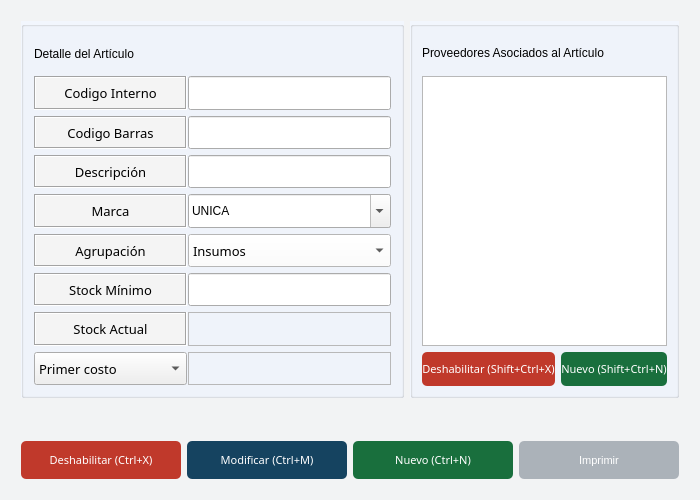
Old version of the form Vistas/gui/detalles/articulo_detalle.ui in the repository Lonaris/Corupel.
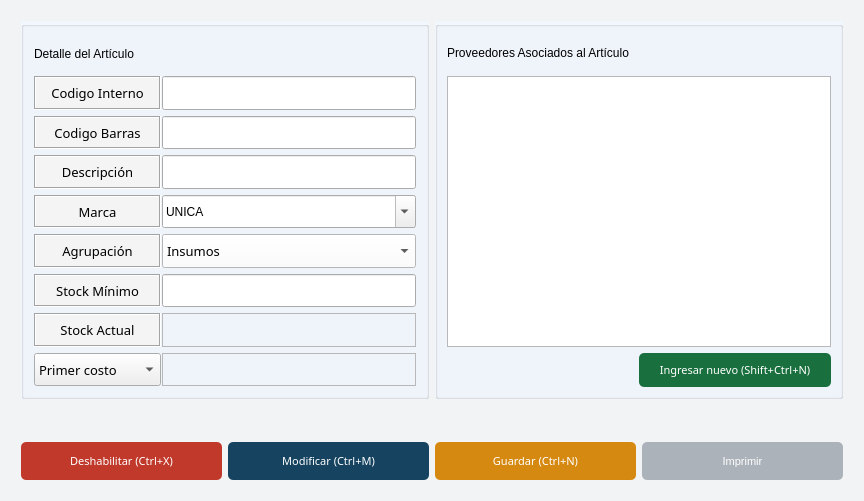
New version of the form. Icons and pictures are not drawn.

```diff
--- a/Vistas/gui/detalles/articulo_detalle.ui
+++ b/Vistas/gui/detalles/articulo_detalle.ui
@@ -6,8 +6,8 @@
    <rect>
     <x>0</x>
     <y>0</y>
-    <width>700</width>
-    <height>500</height>
+    <width>864</width>
+    <height>501</height>
    </rect>
   </property>
   <property name="sizePolicy">
@@ -453,7 +453,7 @@
       <number>10</number>
      </property>
      <item>
-      <layout class="QHBoxLayout" name="layout_detalles" stretch="60,40">
+      <layout class="QHBoxLayout" name="layout_detalles" stretch="50,50">
        <item>
         <widget class="QGroupBox" name="box_articulo">
          <property name="font">
@@ -478,7 +478,7 @@
          <property name="flat">
           <bool>false</bool>
          </property>
-         <layout class="QGridLayout" name="gl" columnstretch="3,4">
+         <layout class="QGridLayout" name="gl" columnstretch="30,70">
           <property name="leftMargin">
            <number>10</number>
           </property>
@@ -1084,462 +1084,17 @@
           <item>
            <layout class="QHBoxLayout" name="layout_prov_botones">
             <item>
-             <widget class="QPushButton" name="btn_deshabilitar_prov">
-              <property name="sizePolicy">
-               <sizepolicy hsizetype="Expanding" vsizetype="Expanding">
-                <horstretch>0</horstretch>
-                <verstretch>0</verstretch>
-               </sizepolicy>
+             <spacer name="horizontalSpacer_2">
+              <property name="orientation">
+               <enum>Qt::Horizontal</enum>
               </property>
-              <property name="palette">
-               <palette>
-                <active>
-                 <colorrole role="WindowText">
-                  <brush brushstyle="SolidPattern">
-                   <color alpha="255">
-                    <red>255</red>
-                    <green>255</green>
-                    <blue>255</blue>
-                   </color>
-                  </brush>
-                 </colorrole>
-                 <colorrole role="Button">
-                  <brush brushstyle="SolidPattern">
-                   <color alpha="255">
-                    <red>192</red>
-                    <green>57</green>
-                    <blue>43</blue>
-                   </color>
-                  </brush>
-                 </colorrole>
-                 <colorrole role="Light">
-                  <brush brushstyle="SolidPattern">
-                   <color alpha="255">
-                    <red>127</red>
-                    <green>255</green>
-                    <blue>191</blue>
-                   </color>
-                  </brush>
-                 </colorrole>
-                 <colorrole role="Midlight">
-                  <brush brushstyle="SolidPattern">
-                   <color alpha="255">
-                    <red>106</red>
-                    <green>212</green>
-                    <blue>159</blue>
-                   </color>
-                  </brush>
-                 </colorrole>
-                 <colorrole role="Dark">
-                  <brush brushstyle="SolidPattern">
-                   <color alpha="255">
-                    <red>42</red>
-                    <green>85</green>
-                    <blue>63</blue>
-                   </color>
-                  </brush>
-                 </colorrole>
-                 <colorrole role="Mid">
-                  <brush brushstyle="SolidPattern">
-                   <color alpha="255">
-                    <red>56</red>
-                    <green>113</green>
-                    <blue>84</blue>
-                   </color>
-                  </brush>
-                 </colorrole>
-                 <colorrole role="Text">
-                  <brush brushstyle="SolidPattern">
-                   <color alpha="255">
-                    <red>255</red>
-                    <green>255</green>
-                    <blue>255</blue>
-                   </color>
-                  </brush>
-                 </colorrole>
-                 <colorrole role="BrightText">
-                  <brush brushstyle="SolidPattern">
-                   <color alpha="255">
-                    <red>255</red>
-                    <green>255</green>
-                    <blue>255</blue>
-                   </color>
-                  </brush>
-                 </colorrole>
-                 <colorrole role="ButtonText">
-                  <brush brushstyle="SolidPattern">
-                   <color alpha="255">
-                    <red>255</red>
-                    <green>255</green>
-                    <blue>255</blue>
-                   </color>
-                  </brush>
-                 </colorrole>
-                 <colorrole role="Base">
-                  <brush brushstyle="SolidPattern">
-                   <color alpha="255">
-                    <red>192</red>
-                    <green>57</green>
-                    <blue>43</blue>
-                   </color>
-                  </brush>
-                 </colorrole>
-                 <colorrole role="Window">
-                  <brush brushstyle="SolidPattern">
-                   <color alpha="255">
-                    <red>192</red>
-                    <green>57</green>
-                    <blue>43</blue>
-                   </color>
-                  </brush>
-                 </colorrole>
-                 <colorrole role="Shadow">
-                  <brush brushstyle="SolidPattern">
-                   <color alpha="255">
-                    <red>0</red>
-                    <green>0</green>
-                    <blue>0</blue>
-                   </color>
-                  </brush>
-                 </colorrole>
-                 <colorrole role="AlternateBase">
-                  <brush brushstyle="SolidPattern">
-                   <color alpha="255">
-                    <red>170</red>
-                    <green>212</green>
-                    <blue>191</blue>
-                   </color>
-                  </brush>
-                 </colorrole>
-                 <colorrole role="ToolTipBase">
-                  <brush brushstyle="SolidPattern">
-                   <color alpha="255">
-                    <red>255</red>
-                    <green>255</green>
-                    <blue>220</blue>
-                   </color>
-                  </brush>
-                 </colorrole>
-                 <colorrole role="ToolTipText">
-                  <brush brushstyle="SolidPattern">
-                   <color alpha="255">
-                    <red>0</red>
-                    <green>0</green>
-                    <blue>0</blue>
-                   </color>
-                  </brush>
-                 </colorrole>
-                </active>
-                <inactive>
-                 <colorrole role="WindowText">
-                  <brush brushstyle="SolidPattern">
-                   <color alpha="255">
-                    <red>255</red>
-                    <green>255</green>
-                    <blue>255</blue>
-                   </color>
-                  </brush>
-                 </colorrole>
-                 <colorrole role="Button">
-                  <brush brushstyle="SolidPattern">
-                   <color alpha="255">
-                    <red>192</red>
-                    <green>57</green>
-                    <blue>43</blue>
-                   </color>
-                  </brush>
-                 </colorrole>
-                 <colorrole role="Light">
-                  <brush brushstyle="SolidPattern">
-                   <color alpha="255">
-                    <red>127</red>
-                    <green>255</green>
-                    <blue>191</blue>
-                   </color>
-                  </brush>
-                 </colorrole>
-                 <colorrole role="Midlight">
-                  <brush brushstyle="SolidPattern">
-                   <color alpha="255">
-                    <red>106</red>
-                    <green>212</green>
-                    <blue>159</blue>
-                   </color>
-                  </brush>
-                 </colorrole>
-                 <colorrole role="Dark">
-                  <brush brushstyle="SolidPattern">
-                   <color alpha="255">
-                    <red>42</red>
-                    <green>85</green>
-                    <blue>63</blue>
-                   </color>
-                  </brush>
-                 </colorrole>
-                 <colorrole role="Mid">
-                  <brush brushstyle="SolidPattern">
-                   <color alpha="255">
-                    <red>56</red>
-                    <green>113</green>
-                    <blue>84</blue>
-                   </color>
-                  </brush>
-                 </colorrole>
-                 <colorrole role="Text">
-                  <brush brushstyle="SolidPattern">
-                   <color alpha="255">
-                    <red>255</red>
-                    <green>255</green>
-                    <blue>255</blue>
-                   </color>
-                  </brush>
-                 </colorrole>
-                 <colorrole role="BrightText">
-                  <brush brushstyle="SolidPattern">
-                   <color alpha="255">
-                    <red>255</red>
-                    <green>255</green>
-                    <blue>255</blue>
-                   </color>
-                  </brush>
-                 </colorrole>
-                 <colorrole role="ButtonText">
-                  <brush brushstyle="SolidPattern">
-                   <color alpha="255">
-                    <red>255</red>
-                    <green>255</green>
-                    <blue>255</blue>
-                   </color>
-                  </brush>
-                 </colorrole>
-                 <colorrole role="Base">
-                  <brush brushstyle="SolidPattern">
-                   <color alpha="255">
-                    <red>192</red>
-                    <green>57</green>
-                    <blue>43</blue>
-                   </color>
-                  </brush>
-                 </colorrole>
-                 <colorrole role="Window">
-                  <brush brushstyle="SolidPattern">
-                   <color alpha="255">
-                    <red>192</red>
-                    <green>57</green>
-                    <blue>43</blue>
-                   </color>
-                  </brush>
-                 </colorrole>
-                 <colorrole role="Shadow">
-                  <brush brushstyle="SolidPattern">
-                   <color alpha="255">
-                    <red>0</red>
-                    <green>0</green>
-                    <blue>0</blue>
-                   </color>
-                  </brush>
-                 </colorrole>
-                 <colorrole role="AlternateBase">
-                  <brush brushstyle="SolidPattern">
-                   <color alpha="255">
-                    <red>170</red>
-                    <green>212</green>
-                    <blue>191</blue>
-                   </color>
-                  </brush>
-                 </colorrole>
-                 <colorrole role="ToolTipBase">
-                  <brush brushstyle="SolidPattern">
-                   <color alpha="255">
-                    <red>255</red>
-                    <green>255</green>
-                    <blue>220</blue>
-                   </color>
-                  </brush>
-                 </colorrole>
-                 <colorrole role="ToolTipText">
-                  <brush brushstyle="SolidPattern">
-                   <color alpha="255">
-                    <red>0</red>
-                    <green>0</green>
-                    <blue>0</blue>
-                   </color>
-                  </brush>
-                 </colorrole>
-                </inactive>
-                <disabled>
-                 <colorrole role="WindowText">
-                  <brush brushstyle="SolidPattern">
-                   <color alpha="255">
-                    <red>255</red>
-                    <green>255</green>
-                    <blue>255</blue>
-                   </color>
-                  </brush>
-                 </colorrole>
-                 <colorrole role="Button">
-                  <brush brushstyle="SolidPattern">
-                   <color alpha="255">
-                    <red>192</red>
-                    <green>57</green>
-                    <blue>43</blue>
-                   </color>
-                  </brush>
-                 </colorrole>
-                 <colorrole role="Light">
-                  <brush brushstyle="SolidPattern">
-                   <color alpha="255">
-                    <red>127</red>
-                    <green>255</green>
-                    <blue>191</blue>
-                   </color>
-                  </brush>
-                 </colorrole>
-                 <colorrole role="Midlight">
-                  <brush brushstyle="SolidPattern">
-                   <color alpha="255">
-                    <red>106</red>
-                    <green>212</green>
-                    <blue>159</blue>
-                   </color>
-                  </brush>
-                 </colorrole>
-                 <colorrole role="Dark">
-                  <brush brushstyle="SolidPattern">
-                   <color alpha="255">
-                    <red>42</red>
-                    <green>85</green>
-                    <blue>63</blue>
-                   </color>
-                  </brush>
-                 </colorrole>
-                 <colorrole role="Mid">
-                  <brush brushstyle="SolidPattern">
-                   <color alpha="255">
-                    <red>56</red>
-                    <green>113</green>
-                    <blue>84</blue>
-                   </color>
-                  </brush>
-                 </colorrole>
-                 <colorrole role="Text">
-                  <brush brushstyle="SolidPattern">
-                   <color alpha="255">
-                    <red>255</red>
-                    <green>255</green>
-                    <blue>255</blue>
-                   </color>
-                  </brush>
-                 </colorrole>
-                 <colorrole role="BrightText">
-                  <brush brushstyle="SolidPattern">
-                   <color alpha="255">
-                    <red>255</red>
-                    <green>255</green>
-                    <blue>255</blue>
-                   </color>
-                  </brush>
-                 </colorrole>
-                 <colorrole role="ButtonText">
-                  <brush brushstyle="SolidPattern">
-                   <color alpha="255">
-                    <red>255</red>
-                    <green>255</green>
-                    <blue>255</blue>
-                   </color>
-                  </brush>
-                 </colorrole>
-                 <colorrole role="Base">
-                  <brush brushstyle="SolidPattern">
-                   <color alpha="255">
-                    <red>192</red>
-                    <green>57</green>
-                    <blue>43</blue>
-                   </color>
-                  </brush>
-                 </colorrole>
-                 <colorrole role="Window">
-                  <brush brushstyle="SolidPattern">
-                   <color alpha="255">
-                    <red>192</red>
-                    <green>57</green>
-                    <blue>43</blue>
-                   </color>
-                  </brush>
-                 </colorrole>
-                 <colorrole role="Shadow">
-                  <brush brushstyle="SolidPattern">
-                   <color alpha="255">
-                    <red>0</red>
-                    <green>0</green>
-                    <blue>0</blue>
-                   </color>
-                  </brush>
-                 </colorrole>
-                 <colorrole role="AlternateBase">
-                  <brush brushstyle="SolidPattern">
-                   <color alpha="255">
-                    <red>85</red>
-                    <green>170</green>
-                    <blue>127</blue>
-                   </color>
-                  </brush>
-                 </colorrole>
-                 <colorrole role="ToolTipBase">
-                  <brush brushstyle="SolidPattern">
-                   <color alpha="255">
-                    <red>255</red>
-                    <green>255</green>
-                    <blue>220</blue>
-                   </color>
-                  </brush>
-                 </colorrole>
-                 <colorrole role="ToolTipText">
-                  <brush brushstyle="SolidPattern">
-                   <color alpha="255">
-                    <red>0</red>
-                    <green>0</green>
-                    <blue>0</blue>
-                   </color>
-                  </brush>
-                 </colorrole>
-                </disabled>
-               </palette>
-              </property>
-              <property name="font">
-               <font>
-                <family>Ariall</family>
-                <pointsize>-1</pointsize>
-               </font>
-              </property>
-              <property name="styleSheet">
-               <string notr="true">#btn_deshabilitar_prov{
-	background-color: #C0392B ;
-	color: #ffffff;
-	font-family: 'Ariall';
-	font-size: 11px;
-	border-radius: 5px;
-	}
-
-#btn_deshabilitar_prov:hover{
-	background-color: #DF013A;
-	}
-</string>
-              </property>
-              <property name="text">
-               <string>Deshabilitar (Shift+Ctrl+X)</string>
-              </property>
-              <property name="icon">
-               <iconset>
-                <normaloff>../ico/remove_from_database.ico</normaloff>../ico/remove_from_database.ico</iconset>
-              </property>
-              <property name="iconSize">
+              <property name="sizeHint" stdset="0">
                <size>
                 <width>40</width>
-                <height>40</height>
+                <height>20</height>
                </size>
               </property>
-             </widget>
+             </spacer>
             </item>
             <item>
              <widget class="QPushButton" name="btn_nuevo_prov">
@@ -1572,7 +1127,7 @@
 </string>
               </property>
               <property name="text">
-               <string>Nuevo (Shift+Ctrl+N)</string>
+               <string>Ingresar nuevo (Shift+Ctrl+N)</string>
               </property>
               <property name="icon">
                <iconset>
@@ -2138,7 +1693,7 @@
           <string notr="true">/*Estilos para el botón*/
 
 #btn_nuevo{
-	background-color: #196F3D;
+	background-color: #D68910  ;
 	color: #ffffff;
 	font-family: 'Ariall';
 	font-size: 11px;
@@ -2151,7 +1706,7 @@
 </string>
          </property>
          <property name="text">
-          <string>Nuevo (Ctrl+N)</string>
+          <string>Guardar (Ctrl+N)</string>
          </property>
          <property name="icon">
           <iconset>
```
Left out of the diff: 5 changed lines with no effect on the pictures.
